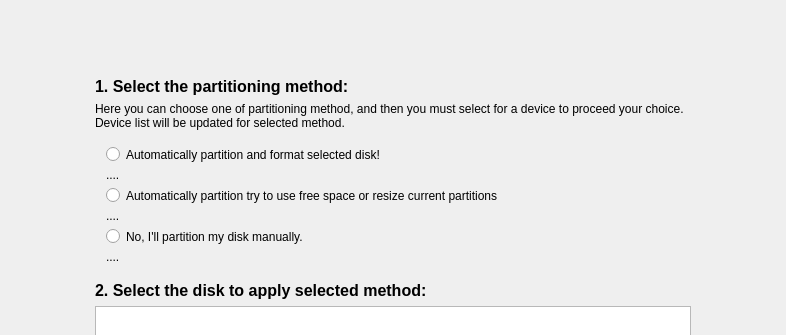
Before: the Qt Designer form yali4/gui/Ui/autopartwidget.ui in dadas45li/yali, drawn with Qt 5; both pictures show x 0 to 786 and y 0 to 335 of the 786 by 595 pixel window.
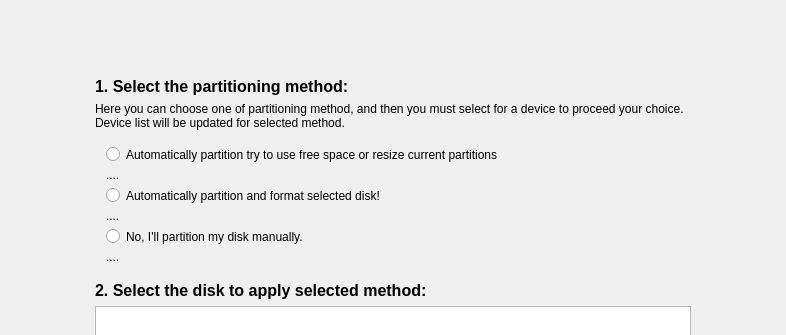
After: the same form once the commit is applied.

```diff
--- a/yali4/gui/Ui/autopartwidget.ui
+++ b/yali4/gui/Ui/autopartwidget.ui
@@ -101,26 +101,7 @@
      </property>
      <layout class="QGridLayout" >
       <item row="0" column="0" >
-       <layout class="QVBoxLayout" >
-        <item>
-         <widget class="QRadioButton" name="accept_auto" >
-          <property name="font" >
-           <font/>
-          </property>
-          <property name="text" >
-           <string>Automatically partition and format selected disk!</string>
-          </property>
-         </widget>
-        </item>
-        <item>
-         <widget class="QLabel" name="label_2" >
-          <property name="text" >
-           <string>....</string>
-          </property>
-         </widget>
-        </item>
-        <item>
-         <widget class="QRadioButton" name="radioButton" >
+       <widget class="QRadioButton" name="accept_auto_1" >
           <property name="font" >
            <font/>
           </property>
@@ -129,7 +110,24 @@
           </property>
          </widget>
         </item>
-        <item>
+      <item row="1" column="0" >
+       <widget class="QLabel" name="label_2" >
+        <property name="text" >
+         <string>....</string>
+        </property>
+       </widget>
+      </item>
+      <item row="2" column="0" >
+       <widget class="QRadioButton" name="accept_auto_2" >
+        <property name="font" >
+         <font/>
+        </property>
+        <property name="text" >
+         <string>Automatically partition and format selected disk!</string>
+        </property>
+       </widget>
+      </item>
+      <item row="3" column="0" >
          <widget class="QLabel" name="label_3" >
           <property name="text" >
            <string>....</string>
@@ -154,8 +152,6 @@
          </widget>
         </item>
        </layout>
-      </item>
-     </layout>
     </widget>
    </item>
    <item row="3" column="1" >
@@ -197,7 +193,7 @@
      </property>
     </widget>
    </item>
-   <item row="6" column="1" >
+   <item row="5" column="1" >
     <spacer>
      <property name="orientation" >
       <enum>Qt::Vertical</enum>
```
Left out of the diff: 4 changed lines with no effect on the pictures. Lines whose indentation alone changed are shown as unchanged.
